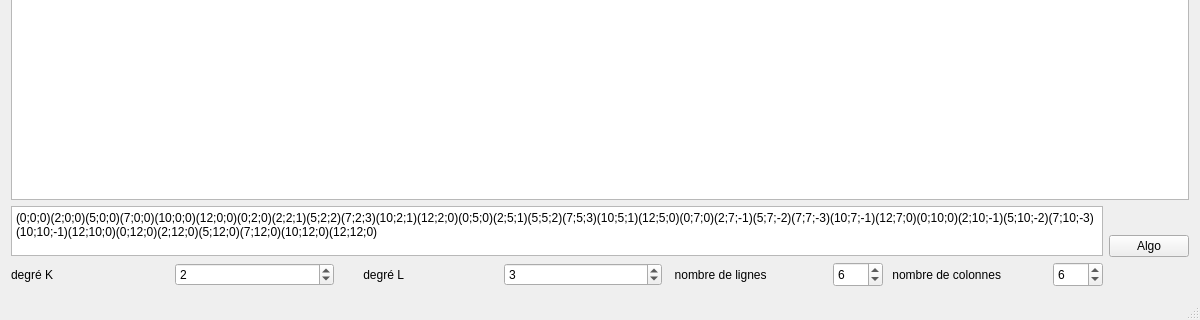
Qt form Geo Num/TP7-GeoNum/mainwindow.ui (Mric26/M1-S8) before a commit; both pictures show x 0 to 1200 and y 480 to 800 of the 1200 by 800 pixel window.
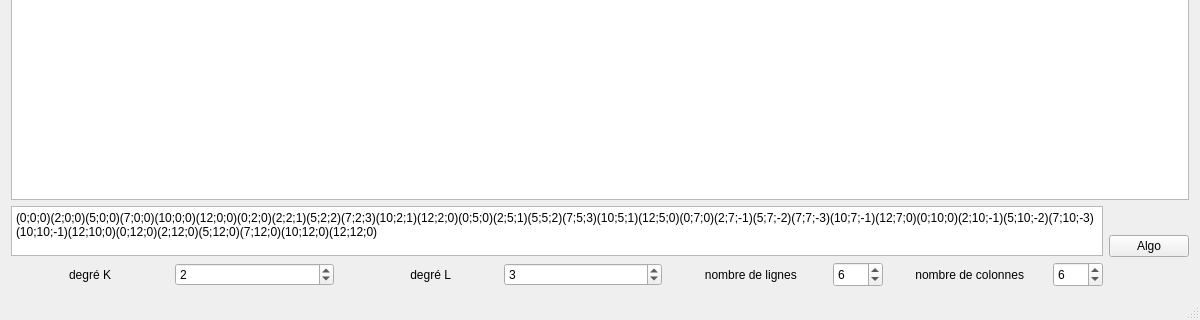
The same form after that commit.

What changed in the file:
```diff
--- a/Geo Num/TP7-GeoNum/mainwindow.ui
+++ b/Geo Num/TP7-GeoNum/mainwindow.ui
@@ -46,6 +46,9 @@
             <property name="text">
              <string>degré K</string>
             </property>
+            <property name="alignment">
+             <set>Qt::AlignCenter</set>
+            </property>
            </widget>
           </item>
           <item>
@@ -63,6 +66,9 @@
             <property name="text">
              <string>       degré L</string>
             </property>
+            <property name="alignment">
+             <set>Qt::AlignCenter</set>
+            </property>
            </widget>
           </item>
           <item>
@@ -80,6 +86,9 @@
             <property name="text">
              <string>  nombre de lignes</string>
             </property>
+            <property name="alignment">
+             <set>Qt::AlignCenter</set>
+            </property>
            </widget>
           </item>
           <item>
@@ -100,6 +109,9 @@
             <property name="text">
              <string> nombre de colonnes</string>
             </property>
+            <property name="alignment">
+             <set>Qt::AlignCenter</set>
+            </property>
            </widget>
           </item>
           <item>
```
Left out of the diff: 2 changed lines with no effect on the pictures.
